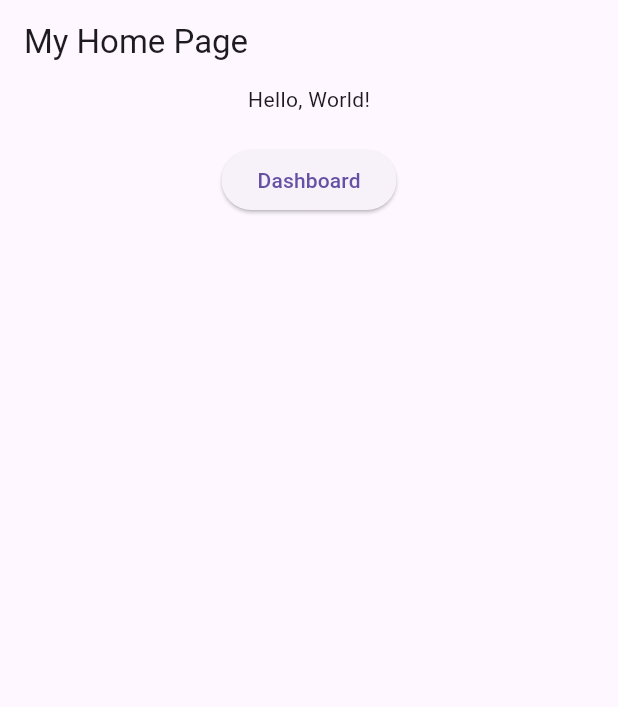
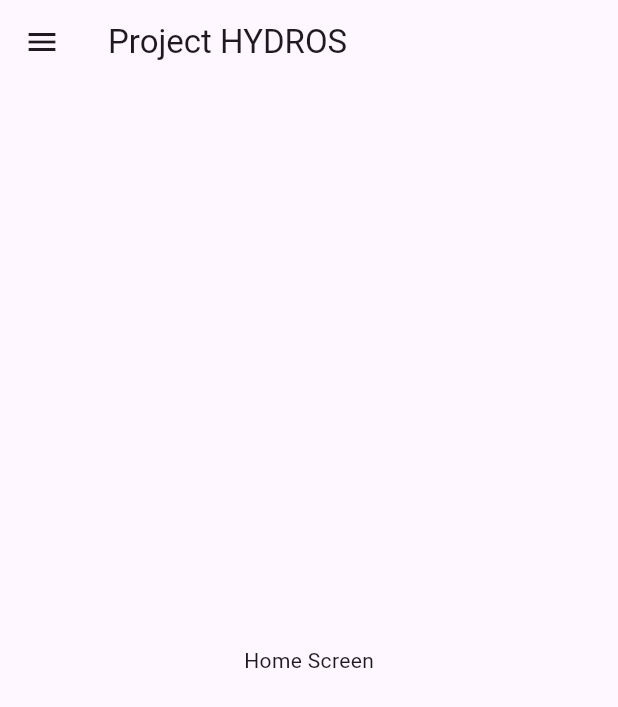
Before and after one commit to Dev-DzeyEm/ProjectHYDROS, a Flutter app: the screen it shows after launch, on a phone screen of 412 x 824 dp. Shown: the top 707 px of the screen. Run offline on Flutter 3.47's test engine with Material 3 defaults, Android fonts, the phone set to English and light mode, and no system bars; our stand-ins replace carousel_slider, flutter_spinkit, supabase_flutter; accounts and stored records are empty.

Commit message:
temp home screen and drawer

```diff
--- a/lib/main.dart
+++ b/lib/main.dart
@@ -6,34 +6,90 @@ void main() => runApp(const MyApp());
 class MyApp extends StatelessWidget {
   const MyApp({super.key});
 
+  static const appTitle = 'Project HYDROS';
+
   @override
   Widget build(BuildContext context) {
-    return MaterialApp( // Root widget
-      home: Scaffold(
-        appBar: AppBar(
-          title: const Text('My Home Page'),
+    return MaterialApp(
+      title: appTitle, // Root widget
+      home: const HomeScreen(title: appTitle,),
+      routes: {
+        '/home':(context) => const HomeScreen(title: appTitle,),
+        '/dashboard':(context) => Dashboard(),
+      }
+    );
+  }
+}
+
+class HomeScreen extends StatefulWidget {
+  final String title;
+
+  const HomeScreen({super.key, required this.title});
+
+  @override
+  State<HomeScreen> createState() => _HomeScreenState();
+}
+
+class _HomeScreenState extends State<HomeScreen> {
+  @override
+  Widget build(BuildContext context) {
+    return Scaffold(
+      appBar: AppBar(title: Text(widget.title)),
+      drawer: _buildNavigationDrawer(context),
+      body: const Center(child: Text('Home Screen')),
+    );
+  }
+
+  Widget _buildDrawerHeader() {
+  return Padding(
+    padding:
+        const EdgeInsets.only(top: 20.0, left: 16.0), // Adjust as needed for spacing from top and left edges.
+    child:
+        Row(crossAxisAlignment :
+	      CrossAxisAlignment.center,
+          children:[
+            Icon(Icons.account_circle,size : Theme.of (context).iconTheme.size ??48,),
+            SizedBox(width :8),
+            Text ('ADMIN',
+            style : TextStyle(fontSize :24)
             ),
-        body: Center(
-          child: Builder(
-            builder: (context) {
-              return Column(
+          ]
+        ),
+		);
+	}
+
+  Drawer _buildNavigationDrawer(BuildContext context) {
+    return Drawer(
+      child: ListView(
         children: [
-                  const Text('Hello, World!'),
-                  const SizedBox(height: 20),
-                  ElevatedButton(
-                    onPressed: () {
-                      Navigator.push(
-                              context,
-                              MaterialPageRoute(builder: (context) => Dashboard()),
-                            );
+          _buildDrawerHeader (),
+          const SizedBox(height :16,),
+          ListTile(
+            leading: Icon(Icons.home),
+            title: Text('Home'),
+            onTap: () => Navigator.pop(context), // Close drawer, no need to navigate again if already on home screen
+          ),
+          ListTile(
+            leading: Icon(Icons.person),
+            title: Text('Dashboard'),
+            onTap: () {
+              Navigator.pop(context);
+              Navigator.pushNamed(context, '/dashboard');
             },
-                    child: const Text('Dashboard'),
+          ),
+          ListTile(
+            leading: Icon(Icons.settings),
+            title: Text('Settings'), // This should ideally lead to a different route or page.
+                            // For now, it will just close the drawer.
+                            // Consider adding a settings page or route.
+                            // Here it leads back to home for demonstration purposes.
+                            // You can change this as needed based on your app structure.
+                          onTap: () {
+                              Navigator.pop(context);
+                              Navigator.pushNamed(context, '/home');
+                          },
                   ),
                 ],
-              );
-            },
-          ),
-        ),
               ),
             );
           }
--- a/pubspec.yaml
+++ b/pubspec.yaml
@@ -30,7 +30,6 @@ environment:
 dependencies:
   flutter:
     sdk: flutter
-  supabase_flutter: ^0.2.9
   flutter_table: 1.1.0
   google_fonts: 3.0.0  # Google Fonts package for custom fonts
   flutter_spinkit: ^5.1.0
```
Also changed, not shown: pubspec.lock, 1 other file. Lines whose indentation alone changed are shown as unchanged.
